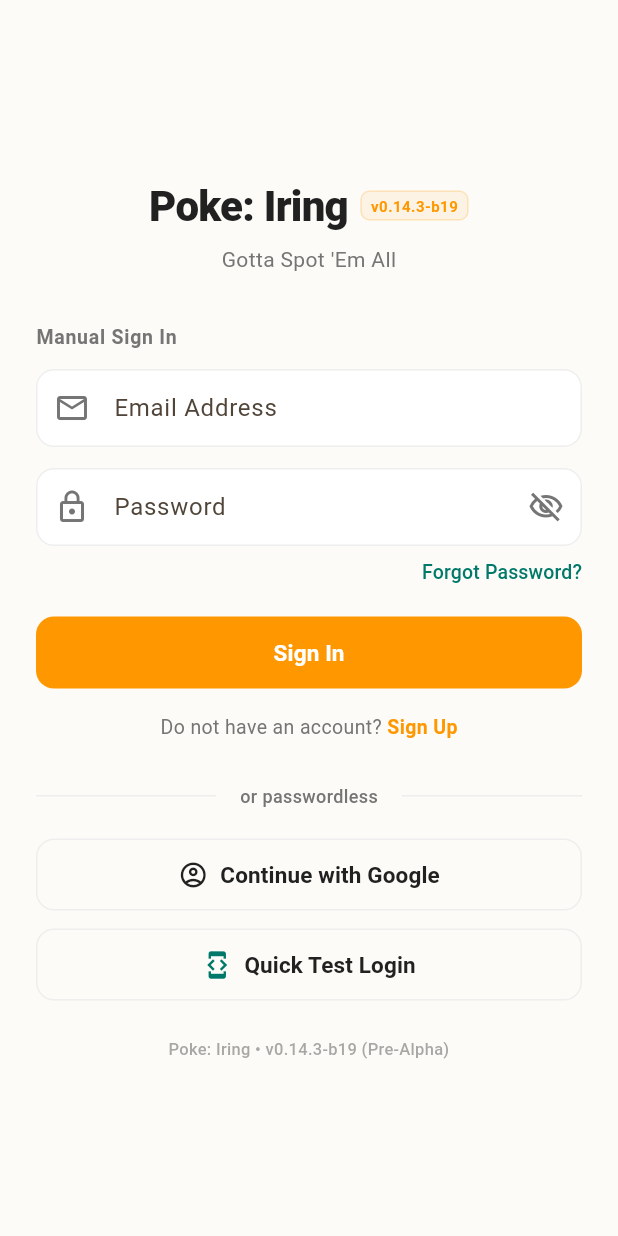
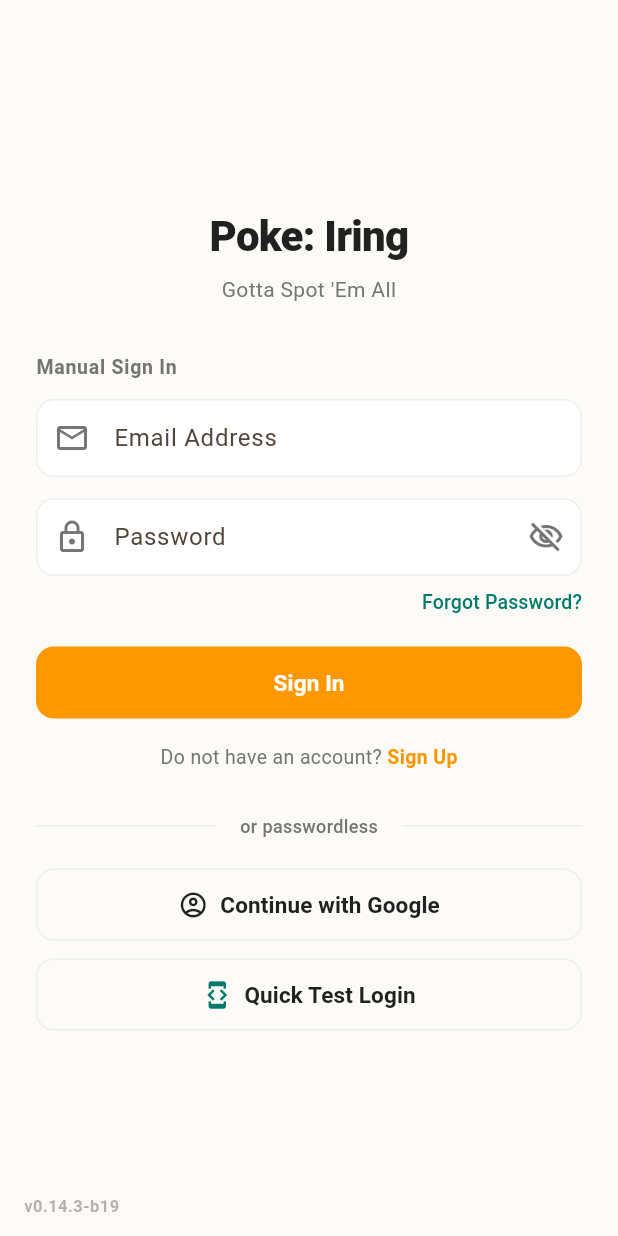
Before and after one commit to Ractopen-Academic/Poke-Iring, a Flutter app: the screen it shows after launch, on a phone screen of 412 x 824 dp. Run offline on Flutter 3.47's test engine with Material 3 defaults, Android fonts, the phone set to English and light mode, and no system bars; our stand-ins replace cached_network_image, cloud_firestore, firebase_auth, firebase_core, firebase_storage, flutter_cache_manager and 9 more; accounts and stored records are empty.

Commit message:
fix(ui): position discreet version indicator at bottom-left corner of login and loading screens

```diff
--- a/lib/features/auth/presentation/pages/login_page.dart
+++ b/lib/features/auth/presentation/pages/login_page.dart
@@ -94,9 +94,14 @@ class _LoginPageState extends State<LoginPage> {
     return Scaffold(
       backgroundColor: AppColors.background,
       body: SafeArea(
-        child: Center(
+        child: Stack(
+          children: [
+            Center(
               child: SingleChildScrollView(
-            padding: const EdgeInsets.symmetric(horizontal: 24, vertical: 32),
+                padding: const EdgeInsets.symmetric(
+                  horizontal: 24,
+                  vertical: 32,
+                ),
                 child: ConstrainedBox(
                   constraints: const BoxConstraints(maxWidth: 420),
                   child: Form(
@@ -104,45 +109,15 @@ class _LoginPageState extends State<LoginPage> {
                     child: Column(
                       crossAxisAlignment: CrossAxisAlignment.stretch,
                       children: [
-                    Row(
-                      mainAxisAlignment: MainAxisAlignment.center,
-                      crossAxisAlignment: CrossAxisAlignment.center,
-                      mainAxisSize: MainAxisSize.min,
-                      children: [
                         Text(
                           AppStrings.appName,
+                          textAlign: TextAlign.center,
                           style: const TextStyle(
                             fontSize: 28,
                             fontWeight: FontWeight.w800,
                             color: AppColors.textPrimary,
                             letterSpacing: -0.5,
                           ),
-                        ),
-                        const SizedBox(width: 8),
-                        Container(
-                          padding: const EdgeInsets.symmetric(
-                            horizontal: 6,
-                            vertical: 2,
-                          ),
-                          decoration: BoxDecoration(
-                            color: AppColors.primary.withAlpha(20),
-                            borderRadius: BorderRadius.circular(6),
-                            border: Border.all(
-                              color: AppColors.primary.withAlpha(50),
-                              width: 1,
-                            ),
-                          ),
-                          child: Text(
-                            AppVersion.releaseTag,
-                            style: const TextStyle(
-                              fontSize: 10,
-                              fontWeight: FontWeight.w700,
-                              color: AppColors.primary,
-                              letterSpacing: 0.3,
-                            ),
-                          ),
-                        ),
-                      ],
                         ),
                         const SizedBox(height: 6),
                         Text(
@@ -340,22 +315,12 @@ class _LoginPageState extends State<LoginPage> {
                             color: AppColors.secondary,
                           ),
                           onPressed: () {
-                        _emailController.text = 'test.explorer@pokeiring.app';
+                            _emailController.text =
+                                'test.explorer@pokeiring.app';
                             _passwordController.text = 'PokeIring2026!';
                             _isSignUp = false;
                             _handleManualAuth();
                           },
-                    ),
-                    const SizedBox(height: 24),
-                    Text(
-                      '${AppStrings.appName} • ${AppVersion.badgeDisplay}',
-                      textAlign: TextAlign.center,
-                      style: TextStyle(
-                        fontSize: 11,
-                        fontWeight: FontWeight.w500,
-                        color: AppColors.textSecondary.withAlpha(160),
-                        letterSpacing: 0.2,
-                      ),
                         ),
                       ],
                     ),
@@ -363,6 +328,21 @@ class _LoginPageState extends State<LoginPage> {
                 ),
               ),
             ),
+            Positioned(
+              left: 16,
+              bottom: 12,
+              child: Text(
+                AppVersion.releaseTag,
+                style: TextStyle(
+                  fontSize: 11,
+                  fontWeight: FontWeight.w600,
+                  color: AppColors.textSecondary.withAlpha(140),
+                  letterSpacing: 0.3,
+                ),
+              ),
+            ),
+          ],
+        ),
       ),
     );
   }
--- a/lib/features/splash/presentation/pages/app_bootstrap_page.dart
+++ b/lib/features/splash/presentation/pages/app_bootstrap_page.dart
@@ -4,6 +4,7 @@ import 'package:flutter/material.dart';
 import 'package:latlong2/latlong.dart';
 
 import '../../../../core/constants/app_colors.dart';
+import '../../../../core/constants/app_version.dart';
 import '../../../../core/network/network_info.dart';
 import '../../../../core/network/network_info_impl.dart';
 import '../../../../core/services/location_service.dart';
@@ -120,7 +121,9 @@ class _AppBootstrapPageState extends State<AppBootstrapPage> {
     return Scaffold(
       backgroundColor: AppColors.background,
       body: SafeArea(
-        child: Center(
+        child: Stack(
+          children: [
+            Center(
               child: Padding(
                 padding: const EdgeInsets.symmetric(horizontal: 40),
                 child: Column(
@@ -176,6 +179,21 @@ class _AppBootstrapPageState extends State<AppBootstrapPage> {
                 ),
               ),
             ),
+            Positioned(
+              left: 16,
+              bottom: 12,
+              child: Text(
+                AppVersion.releaseTag,
+                style: TextStyle(
+                  fontSize: 11,
+                  fontWeight: FontWeight.w600,
+                  color: AppColors.textSecondary.withAlpha(140),
+                  letterSpacing: 0.3,
+                ),
+              ),
+            ),
+          ],
+        ),
       ),
     );
   }
```
Lines whose indentation alone changed are shown as unchanged.
